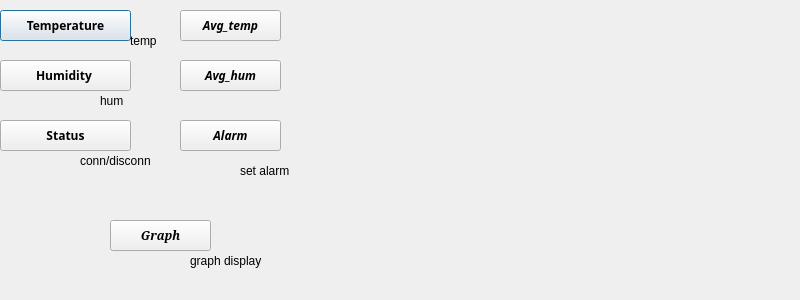
Above: myqt.ui from sanikadongre/eid-fall2018 before the change. Below: the same form after it.
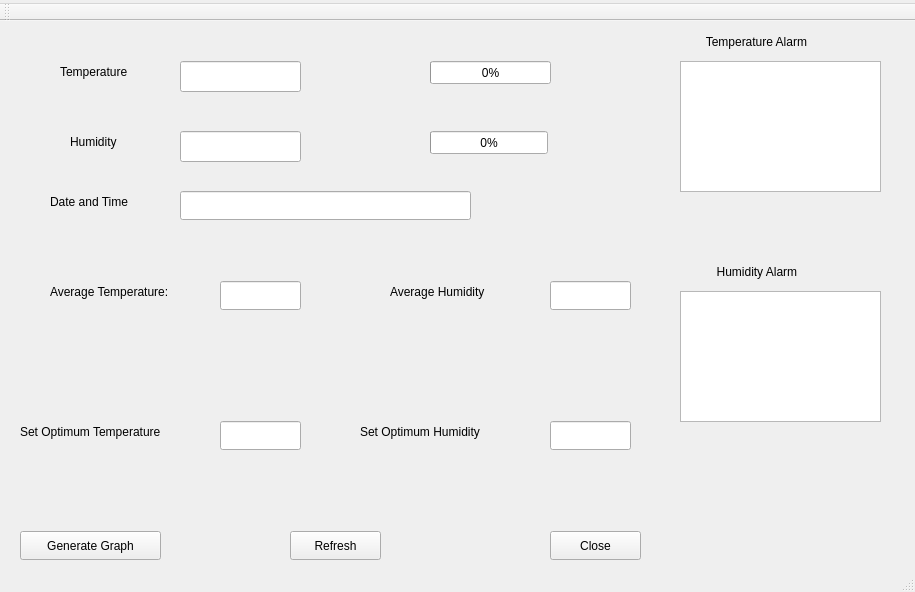
That is the form after the change.

The edit to the form file:
```diff
--- a/myqt.ui
+++ b/myqt.ui
@@ -1,16 +1,13 @@
 <?xml version="1.0" encoding="UTF-8"?>
 <ui version="4.0">
- <class>Dialog</class>
- <widget class="QDialog" name="Dialog">
-  <property name="windowModality">
-   <enum>Qt::NonModal</enum>
-  </property>
+ <class>MainWindow</class>
+ <widget class="QMainWindow" name="MainWindow">
   <property name="geometry">
    <rect>
     <x>0</x>
     <y>0</y>
-    <width>800</width>
-    <height>300</height>
+    <width>915</width>
+    <height>592</height>
    </rect>
   </property>
   <property name="mouseTracking">
@@ -19,247 +16,313 @@
   <property name="windowTitle">
    <string>Dialog</string>
   </property>
-  <widget class="QPushButton" name="Temperature_Display">
-   <property name="geometry">
-    <rect>
-     <x>0</x>
-     <y>10</y>
-     <width>131</width>
-     <height>31</height>
-    </rect>
-   </property>
-   <property name="font">
-    <font>
-     <family>Sans Serif</family>
-     <weight>75</weight>
-     <bold>true</bold>
-    </font>
-   </property>
-   <property name="mouseTracking">
-    <bool>true</bool>
-   </property>
-   <property name="autoFillBackground">
-    <bool>true</bool>
-   </property>
-   <property name="text">
-    <string>Temperature</string>
-   </property>
+  <widget class="QWidget" name="centralWidget">
+   <widget class="QLineEdit" name="lineEdit">
+    <property name="geometry">
+     <rect>
+      <x>180</x>
+      <y>40</y>
+      <width>121</width>
+      <height>31</height>
+     </rect>
+    </property>
+    <property name="readOnly">
+     <bool>true</bool>
+    </property>
+   </widget>
+   <widget class="QLineEdit" name="lineEdit_2">
+    <property name="geometry">
+     <rect>
+      <x>180</x>
+      <y>110</y>
+      <width>121</width>
+      <height>31</height>
+     </rect>
+    </property>
+    <property name="readOnly">
+     <bool>true</bool>
+    </property>
+   </widget>
+   <widget class="QLabel" name="label">
+    <property name="geometry">
+     <rect>
+      <x>60</x>
+      <y>40</y>
+      <width>101</width>
+      <height>21</height>
+     </rect>
+    </property>
+    <property name="text">
+     <string>Temperature</string>
+    </property>
+   </widget>
+   <widget class="QLabel" name="label_2">
+    <property name="geometry">
+     <rect>
+      <x>70</x>
+      <y>110</y>
+      <width>67</width>
+      <height>21</height>
+     </rect>
+    </property>
+    <property name="text">
+     <string>Humidity</string>
+    </property>
+   </widget>
+   <widget class="QLabel" name="label_3">
+    <property name="geometry">
+     <rect>
+      <x>50</x>
+      <y>170</y>
+      <width>111</width>
+      <height>21</height>
+     </rect>
+    </property>
+    <property name="text">
+     <string>Date and Time</string>
+    </property>
+   </widget>
+   <widget class="QPushButton" name="pushButton">
+    <property name="geometry">
+     <rect>
+      <x>290</x>
+      <y>510</y>
+      <width>91</width>
+      <height>29</height>
+     </rect>
+    </property>
+    <property name="text">
+     <string>Refresh</string>
+    </property>
+   </widget>
+   <widget class="QPushButton" name="pushButton_2">
+    <property name="geometry">
+     <rect>
+      <x>550</x>
+      <y>510</y>
+      <width>91</width>
+      <height>29</height>
+     </rect>
+    </property>
+    <property name="text">
+     <string>Close</string>
+    </property>
+   </widget>
+   <widget class="QPushButton" name="pushButton_3">
+    <property name="geometry">
+     <rect>
+      <x>20</x>
+      <y>510</y>
+      <width>141</width>
+      <height>29</height>
+     </rect>
+    </property>
+    <property name="text">
+     <string>Generate Graph</string>
+    </property>
+   </widget>
+   <widget class="QLineEdit" name="lineEdit_3">
+    <property name="geometry">
+     <rect>
+      <x>180</x>
+      <y>170</y>
+      <width>291</width>
+      <height>29</height>
+     </rect>
+    </property>
+   </widget>
+   <widget class="QLabel" name="label_4">
+    <property name="geometry">
+     <rect>
+      <x>50</x>
+      <y>260</y>
+      <width>161</width>
+      <height>21</height>
+     </rect>
+    </property>
+    <property name="text">
+     <string>Average Temperature: </string>
+    </property>
+   </widget>
+   <widget class="QLineEdit" name="lineEdit_4">
+    <property name="geometry">
+     <rect>
+      <x>220</x>
+      <y>260</y>
+      <width>81</width>
+      <height>29</height>
+     </rect>
+    </property>
+   </widget>
+   <widget class="QLineEdit" name="lineEdit_5">
+    <property name="geometry">
+     <rect>
+      <x>550</x>
+      <y>260</y>
+      <width>81</width>
+      <height>29</height>
+     </rect>
+    </property>
+   </widget>
+   <widget class="QLabel" name="label_5">
+    <property name="geometry">
+     <rect>
+      <x>390</x>
+      <y>260</y>
+      <width>141</width>
+      <height>21</height>
+     </rect>
+    </property>
+    <property name="text">
+     <string>Average Humidity</string>
+    </property>
+   </widget>
+   <widget class="QProgressBar" name="progressBar">
+    <property name="geometry">
+     <rect>
+      <x>430</x>
+      <y>40</y>
+      <width>121</width>
+      <height>23</height>
+     </rect>
+    </property>
+    <property name="value">
+     <number>0</number>
+    </property>
+   </widget>
+   <widget class="QProgressBar" name="progressBar_2">
+    <property name="geometry">
+     <rect>
+      <x>430</x>
+      <y>110</y>
+      <width>118</width>
+      <height>23</height>
+     </rect>
+    </property>
+    <property name="value">
+     <number>0</number>
+    </property>
+   </widget>
+   <widget class="QLabel" name="label_6">
+    <property name="geometry">
+     <rect>
+      <x>20</x>
+      <y>400</y>
+      <width>191</width>
+      <height>21</height>
+     </rect>
+    </property>
+    <property name="text">
+     <string>Set Optimum Temperature</string>
+    </property>
+   </widget>
+   <widget class="QLineEdit" name="lineEdit_6">
+    <property name="geometry">
+     <rect>
+      <x>220</x>
+      <y>400</y>
+      <width>81</width>
+      <height>29</height>
+     </rect>
+    </property>
+   </widget>
+   <widget class="QLabel" name="label_7">
+    <property name="geometry">
+     <rect>
+      <x>360</x>
+      <y>400</y>
+      <width>171</width>
+      <height>21</height>
+     </rect>
+    </property>
+    <property name="text">
+     <string>Set Optimum Humidity</string>
+    </property>
+   </widget>
+   <widget class="QLineEdit" name="lineEdit_7">
+    <property name="geometry">
+     <rect>
+      <x>550</x>
+      <y>400</y>
+      <width>81</width>
+      <height>29</height>
+     </rect>
+    </property>
+   </widget>
+   <widget class="QGraphicsView" name="graphicsView">
+    <property name="geometry">
+     <rect>
+      <x>680</x>
+      <y>40</y>
+      <width>201</width>
+      <height>131</height>
+     </rect>
+    </property>
+   </widget>
+   <widget class="QGraphicsView" name="graphicsView_2">
+    <property name="geometry">
+     <rect>
+      <x>680</x>
+      <y>270</y>
+      <width>201</width>
+      <height>131</height>
+     </rect>
+    </property>
+   </widget>
+   <widget class="QLabel" name="label_8">
+    <property name="geometry">
+     <rect>
+      <x>686</x>
+      <y>10</y>
+      <width>191</width>
+      <height>21</height>
+     </rect>
+    </property>
+    <property name="text">
+     <string>      Temperature Alarm</string>
+    </property>
+   </widget>
+   <widget class="QLabel" name="label_9">
+    <property name="geometry">
+     <rect>
+      <x>680</x>
+      <y>240</y>
+      <width>191</width>
+      <height>21</height>
+     </rect>
+    </property>
+    <property name="text">
+     <string>           Humidity Alarm </string>
+    </property>
+   </widget>
   </widget>
-  <widget class="QPushButton" name="Humidity_Display">
+  <widget class="QMenuBar" name="menuBar">
    <property name="geometry">
     <rect>
      <x>0</x>
-     <y>60</y>
-     <width>131</width>
-     <height>31</height>
+     <y>0</y>
+     <width>915</width>
+     <height>26</height>
     </rect>
    </property>
-   <property name="font">
-    <font>
-     <family>Sans Serif</family>
-     <weight>75</weight>
-     <bold>true</bold>
-    </font>
-   </property>
-   <property name="cursor">
-    <cursorShape>PointingHandCursor</cursorShape>
-   </property>
-   <property name="mouseTracking">
-    <bool>true</bool>
-   </property>
-   <property name="text">
-    <string>Humidity </string>
-   </property>
+   <widget class="QMenu" name="menuTemp_Hum_Sensor">
+    <property name="title">
+     <string/>
+    </property>
+   </widget>
+   <addaction name="menuTemp_Hum_Sensor"/>
   </widget>
-  <widget class="QLabel" name="tlabel">
-   <property name="geometry">
-    <rect>
-     <x>130</x>
-     <y>30</y>
-     <width>41</width>
-     <height>21</height>
-    </rect>
-   </property>
-   <property name="text">
-    <string>temp</string>
-   </property>
+  <widget class="QToolBar" name="mainToolBar">
+   <attribute name="toolBarArea">
+    <enum>TopToolBarArea</enum>
+   </attribute>
+   <attribute name="toolBarBreak">
+    <bool>false</bool>
+   </attribute>
   </widget>
-  <widget class="QLabel" name="hlabel">
-   <property name="geometry">
-    <rect>
-     <x>100</x>
-     <y>90</y>
-     <width>31</width>
-     <height>21</height>
-    </rect>
-   </property>
-   <property name="text">
-    <string>hum</string>
-   </property>
-  </widget>
-  <widget class="QPushButton" name="status">
-   <property name="geometry">
-    <rect>
-     <x>0</x>
-     <y>120</y>
-     <width>131</width>
-     <height>31</height>
-    </rect>
-   </property>
-   <property name="font">
-    <font>
-     <family>Sans Serif</family>
-     <weight>75</weight>
-     <italic>false</italic>
-     <bold>true</bold>
-    </font>
-   </property>
-   <property name="mouseTracking">
-    <bool>true</bool>
-   </property>
-   <property name="text">
-    <string>Status</string>
-   </property>
-  </widget>
-  <widget class="QLabel" name="label">
-   <property name="geometry">
-    <rect>
-     <x>80</x>
-     <y>150</y>
-     <width>101</width>
-     <height>21</height>
-    </rect>
-   </property>
-   <property name="text">
-    <string>conn/disconn</string>
-   </property>
-  </widget>
-  <widget class="QPushButton" name="averagetemp">
-   <property name="geometry">
-    <rect>
-     <x>180</x>
-     <y>10</y>
-     <width>101</width>
-     <height>31</height>
-    </rect>
-   </property>
-   <property name="font">
-    <font>
-     <family>Sans Serif</family>
-     <weight>75</weight>
-     <italic>true</italic>
-     <bold>true</bold>
-    </font>
-   </property>
-   <property name="text">
-    <string>Avg_temp</string>
-   </property>
-  </widget>
-  <widget class="QPushButton" name="humavg">
-   <property name="geometry">
-    <rect>
-     <x>180</x>
-     <y>60</y>
-     <width>101</width>
-     <height>31</height>
-    </rect>
-   </property>
-   <property name="font">
-    <font>
-     <family>Sans Serif</family>
-     <weight>75</weight>
-     <italic>true</italic>
-     <bold>true</bold>
-    </font>
-   </property>
-   <property name="cursor">
-    <cursorShape>OpenHandCursor</cursorShape>
-   </property>
-   <property name="mouseTracking">
-    <bool>true</bool>
-   </property>
-   <property name="text">
-    <string>Avg_hum</string>
-   </property>
-  </widget>
-  <widget class="QPushButton" name="setalarm">
-   <property name="geometry">
-    <rect>
-     <x>180</x>
-     <y>120</y>
-     <width>101</width>
-     <height>31</height>
-    </rect>
-   </property>
-   <property name="font">
-    <font>
-     <family>Sans Serif</family>
-     <weight>75</weight>
-     <italic>true</italic>
-     <bold>true</bold>
-    </font>
-   </property>
-   <property name="mouseTracking">
-    <bool>true</bool>
-   </property>
-   <property name="text">
-    <string>Alarm</string>
-   </property>
-  </widget>
-  <widget class="QPushButton" name="graphdisplay">
-   <property name="geometry">
-    <rect>
-     <x>110</x>
-     <y>220</y>
-     <width>101</width>
-     <height>31</height>
-    </rect>
-   </property>
-   <property name="font">
-    <font>
-     <family>Serif</family>
-     <weight>75</weight>
-     <italic>true</italic>
-     <bold>true</bold>
-    </font>
-   </property>
-   <property name="cursor">
-    <cursorShape>UpArrowCursor</cursorShape>
-   </property>
-   <property name="mouseTracking">
-    <bool>true</bool>
-   </property>
-   <property name="text">
-    <string>Graph</string>
-   </property>
-  </widget>
-  <widget class="QLabel" name="label_2">
-   <property name="geometry">
-    <rect>
-     <x>240</x>
-     <y>160</y>
-     <width>67</width>
-     <height>21</height>
-    </rect>
-   </property>
-   <property name="text">
-    <string>set alarm</string>
-   </property>
-  </widget>
-  <widget class="QLabel" name="label_3">
-   <property name="geometry">
-    <rect>
-     <x>190</x>
-     <y>250</y>
-     <width>101</width>
-     <height>21</height>
-    </rect>
-   </property>
-   <property name="text">
-    <string>graph display</string>
-   </property>
-  </widget>
+  <widget class="QStatusBar" name="statusBar"/>
  </widget>
+ <layoutdefault spacing="6" margin="11"/>
  <resources/>
  <connections/>
 </ui>
```
Left out of the diff: 88 changed lines with no effect on the pictures.
